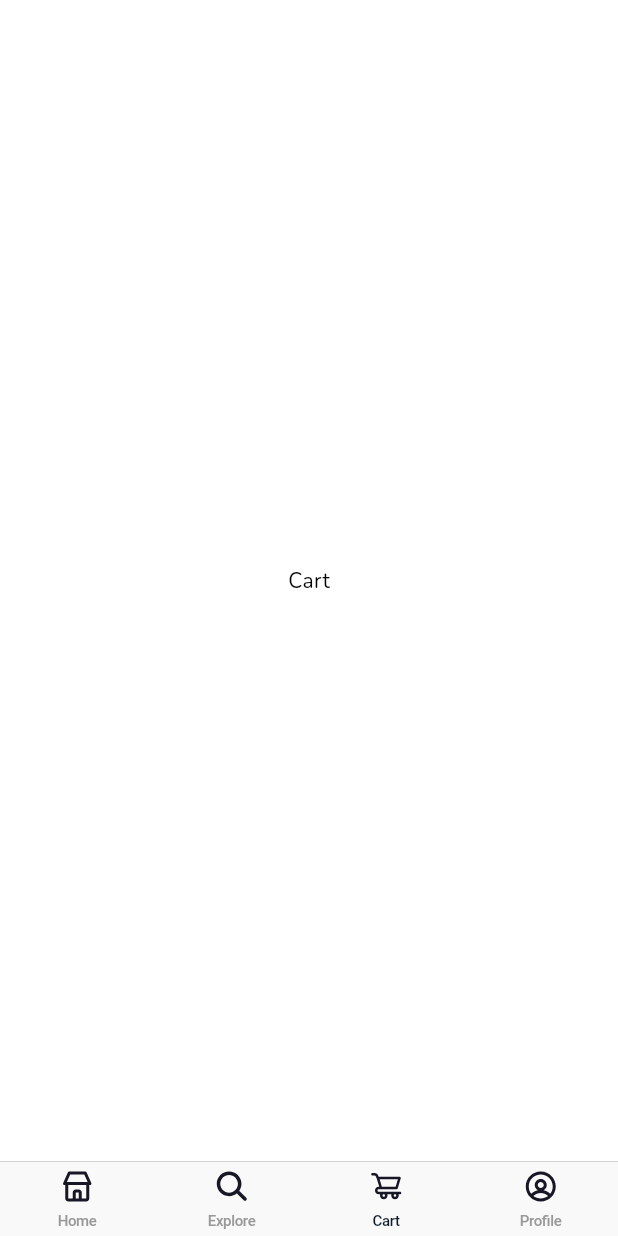
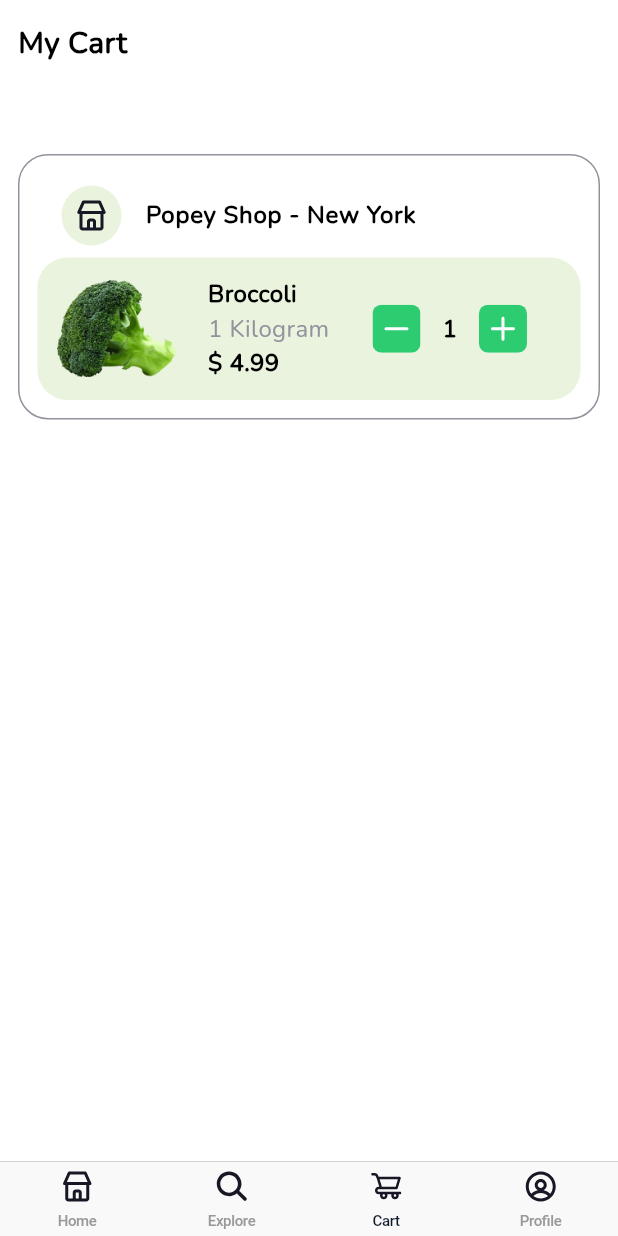
Before and after one commit to ilyosyusuf/organico, a Flutter app: the screen it shows after launch, item 3 of the bottom bar chosen, on a phone screen of 412 x 824 dp. Run offline on Flutter 3.47's test engine with Material 2 defaults, Android fonts, the light colour scheme and no system bars; our stand-ins replace flutter_bloc, flutter_svg, intl_phone_field.

Commit message:
Cart view was added

```diff
--- a/lib/core/components/box_full_decoration.dart
+++ b/lib/core/components/box_full_decoration.dart
@@ -1,9 +1,10 @@
 import 'package:flutter/material.dart';
 
 class BoxAllDecoration {
-  static decor(Color color) => BoxDecoration(
-      color: color,
-      borderRadius: BorderRadius.circular(20.0),
+  static decor(Color color, {Color? borderColor = Colors.transparent}) =>
+      BoxDecoration(
+        color: color,
+        borderRadius: BorderRadius.circular(20.0),
         // boxShadow: [
         //   BoxShadow(
         //     color: Color.fromARGB(255, 176, 187, 192).withOpacity(0.4),
@@ -12,5 +13,6 @@ class BoxAllDecoration {
         //     offset: Offset(3, 5),
         //   ),
         // ],
+        border: Border.all(color: borderColor!),
       );
 }
--- a/lib/core/constants/icons/icon_const.dart
+++ b/lib/core/constants/icons/icon_const.dart
@@ -10,6 +10,8 @@ class IconConst{
   static final SvgPicture eye = SvgPicture.asset('assets/icons/eye.svg');
   static final SvgPicture password = SvgPicture.asset('assets/icons/password.svg');
   static final SvgPicture coupon = SvgPicture.asset('assets/icons/Coupon.svg');
+  static final SvgPicture plusbutton = SvgPicture.asset('assets/icons/PlusButton.svg');
+  static final SvgPicture minusbutton = SvgPicture.asset('assets/icons/MinusButton.svg');
 
   //arrows
   static final SvgPicture downarrow = SvgPicture.asset('assets/icons/DownArrow.svg');
--- a/lib/main.dart
+++ b/lib/main.dart
@@ -2,9 +2,11 @@ import 'package:flutter/material.dart';
 import 'package:organico/config/init/navigation/navigator.dart';
 import 'package:organico/config/routes/page_routes.dart';
 import 'package:organico/config/themes/app_theme.dart';
+import 'package:organico/services/product_data_service.dart';
 
 void main() {
   runApp(const MyApp());
+  ProductDataService.instance.getProducts();
 }
 
 class MyApp extends StatelessWidget {
--- a/lib/screens/home/cubit/home_cubit.dart
+++ b/lib/screens/home/cubit/home_cubit.dart
@@ -5,23 +5,9 @@ import 'package:flutter/material.dart';
 import 'package:flutter_bloc/flutter_bloc.dart';
 import 'package:organico/core/constants/colors/color_const.dart';
 import 'package:organico/screens/home/state/home_state.dart';
-import 'package:flutter/services.dart' as bundle;
 
 class HomeCubit extends Cubit<MainHomeState> {
   HomeCubit() : super(HomeState());
-
-  // List for profucts
-  List productList = [];
-
-  Future getProducts() async {
-    final data =
-        await bundle.rootBundle.loadString('lib/core/mock/product_data.json');
-    productList = jsonDecode(data) as List;
-    print(productList);
-    emit(HomeState());
-    return productList;
-  }
-
 
   int currentIndex = 0;
 
--- a/lib/screens/home/view/mainview/main_view.dart
+++ b/lib/screens/home/view/mainview/main_view.dart
@@ -4,6 +4,7 @@ import 'package:flutter/src/widgets/framework.dart';
 import 'package:flutter_bloc/flutter_bloc.dart';
 import 'package:organico/screens/home/cubit/home_cubit.dart';
 import 'package:organico/screens/home/state/home_state.dart';
+import 'package:organico/screens/home/view/pages/cart/cart_view.dart';
 import 'package:organico/screens/home/view/pages/home/home_view.dart';
 import 'package:organico/widgets/tabbar/tabbar_widget.dart';
 
@@ -14,9 +15,7 @@ class MainView extends StatelessWidget {
   Widget build(BuildContext context) {
     return BlocProvider(
       create: (context) {
-        var data = HomeCubit();
-        data.getProducts();
-        return data;
+        return HomeCubit();
       },
       child: mainScaffold(),
     );
@@ -33,7 +32,7 @@ class MainView extends StatelessWidget {
           } else if (state is ExploreState) {
             return Center(child: Text("Explore"));
           } else if (state is CartState) {
-            return Center(child: Text("Cart"));
+            return CartView();
           } else if (state is ProfileState) {
             return Center(child: Text("Home"));
           } else if (state is ErrorState) {
--- /dev/null
+++ b/lib/screens/home/view/pages/cart/cart_view.dart
@@ -0,0 +1,98 @@
+import 'package:flutter/material.dart';
+import 'package:flutter/src/foundation/key.dart';
+import 'package:flutter/src/widgets/framework.dart';
+import 'package:flutter_bloc/flutter_bloc.dart';
+import 'package:organico/core/components/box_full_decoration.dart';
+import 'package:organico/core/constants/colors/color_const.dart';
+import 'package:organico/core/constants/icons/icon_const.dart';
+import 'package:organico/core/constants/pmconst/pm_const.dart';
+import 'package:organico/core/extensions/context_extension.dart';
+import 'package:organico/core/font/font_style.dart';
+import 'package:organico/screens/home/cubit/home_cubit.dart';
+import 'package:organico/services/product_data_service.dart';
+
+class CartView extends StatelessWidget {
+  const CartView({Key? key}) : super(key: key);
+
+  @override
+  Widget build(BuildContext context) {
+    var data = ProductDataService.instance.productList;
+    return Scaffold(
+        body: SafeArea(
+      child: Column(
+        children: [
+          Container(
+            height: context.h * 0.07,
+            width: context.w,
+            padding: PMconst.small,
+            alignment: Alignment.centerLeft,
+            child: Text(
+              "My Cart",
+              style: FStyles.headline3s,
+            ),
+          ),
+          SizedBox(height: context.h * 0.04),
+          Padding(
+            padding: PMconst.small,
+            child: Container(
+                width: context.w,
+                padding: PMconst.small,
+                child: Column(
+                  children: [
+                    ListTile(
+                        leading: CircleAvatar(
+                          child: IconConst.home,
+                          backgroundColor: ColorConst.whiteGreen,
+                        ),
+                        title: Text(
+                          "Popey Shop - New York",
+                          style: FStyles.headline5bold,
+                        )),
+                    Container(
+                      padding: PMconst.small,
+                      child: Row(
+                        children: [
+                          Image.asset('assets/images/broccoli.png', width: 80),
+                          SizedBox(width: context.w * 0.05),
+                          Column(
+                            crossAxisAlignment: CrossAxisAlignment.start,
+                            children: [
+                              Text(data[0][2]['name'],
+                                  style: FStyles.headline5bold),
+                              Text("${data[0][2]['howmuch']} Kilogram",
+                                  style: FStyles.headline5main),
+                              Text("\$ ${data[0][2]['cost']}",
+                                  style: FStyles.headline5bold),
+                            ],
+                          ),
+                          SizedBox(width: context.w * 0.07),
+                          SizedBox(
+                            width: context.w * 0.25,
+                            child: Row(
+                              mainAxisAlignment: MainAxisAlignment.spaceBetween,
+                              children: [
+                                InkWell(child: IconConst.minusbutton),
+                                Expanded(
+                                  child: Container(
+                                    alignment: Alignment.center,
+                                    child: Text("1", style: FStyles.headline5bold,),
+                                  ),
+                                ),
+                                InkWell(child: IconConst.plusbutton),
+                              ],
+                            ),
+                          )
+                        ],
+                      ),
+                      decoration: BoxAllDecoration.decor(ColorConst.whiteGreen),
+                    )
+                  ],
+                ),
+                decoration: BoxAllDecoration.decor(Colors.transparent,
+                    borderColor: ColorConst.mainColor)),
+          )
+        ],
+      ),
+    ));
+  }
+}
--- a/lib/screens/home/view/pages/home/home_view.dart
+++ b/lib/screens/home/view/pages/home/home_view.dart
@@ -11,6 +11,7 @@ import 'package:organico/core/constants/pmconst/pm_const.dart';
 import 'package:organico/core/extensions/context_extension.dart';
 import 'package:organico/core/font/font_style.dart';
 import 'package:organico/screens/home/cubit/home_cubit.dart';
+import 'package:organico/services/product_data_service.dart';
 import 'package:organico/widgets/categorywidget/categories_widget.dart';
 import 'package:organico/widgets/listtilewidgets/category_list_tile.dart';
 import 'package:organico/widgets/listtilewidgets/coupon_list_tile.dart';
@@ -24,7 +25,8 @@ class HomeView extends StatelessWidget {
   }
 
   Scaffold homeScaffold(BuildContext context) {
-    var data = context.watch<HomeCubit>();
+    var data = ProductDataService.instance.productList;
+    var cubitData = context.watch<HomeCubit>();
     return Scaffold(
       body: SafeArea(
         child: Column(
@@ -61,9 +63,9 @@ class HomeView extends StatelessWidget {
               height: context.h * 0.16,
               child: ListView.builder(
                 scrollDirection: Axis.horizontal,
-                itemCount: data.productList.length,
+                itemCount: cubitData.categoriesName.length,
                 itemBuilder: (context, i) {
-                  return CategoriesWidget(data: data, index: i);
+                  return CategoriesWidget(index: i);
                 },
               ),
             ),
--- /dev/null
+++ b/lib/services/product_data_service.dart
@@ -0,0 +1,24 @@
+import 'dart:convert';
+
+import 'package:flutter/services.dart' as bundle;
+import 'package:organico/screens/home/cubit/home_cubit.dart';
+
+
+class ProductDataService {
+  static final ProductDataService _instance = ProductDataService._init();
+  static ProductDataService get instance => _instance;
+  ProductDataService._init();
+
+    // List for profucts
+  List productList = [];
+
+  Future getProducts() async {
+    final data =
+        await bundle.rootBundle.loadString('lib/core/mock/product_data.json');
+    productList = jsonDecode(data) as List;
+    print(productList);
+    // emit(HomeState());
+
+    return productList;
+  }
+}
--- a/lib/widgets/categorywidget/categories_widget.dart
+++ b/lib/widgets/categorywidget/categories_widget.dart
@@ -1,4 +1,5 @@
 import 'package:flutter/material.dart';
+import 'package:flutter_bloc/flutter_bloc.dart';
 import 'package:organico/core/components/box_full_decoration.dart';
 import 'package:organico/core/extensions/context_extension.dart';
 import 'package:organico/core/font/font_style.dart';
@@ -8,14 +9,12 @@ class CategoriesWidget extends StatelessWidget {
   final int index;
   const CategoriesWidget({
     Key? key,
-    required this.data,
-    required this.index,
+    required this.index
   }) : super(key: key);
-
-  final HomeCubit data;
 
   @override
   Widget build(BuildContext context) {
+    var data = context.watch<HomeCubit>();
     return Padding(
       padding: EdgeInsets.only(left: 18.0),
       child: InkWell(
```
Also changed, not shown: assets/icons/MinusButton.svg (added), assets/icons/PlusButton.svg (added).
